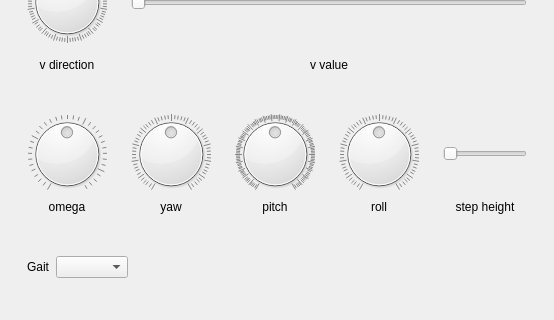
HexapodBionik/elkapod_simulation, file controllers/advanced_controller/hexapod_controller.ui: the form before one commit; both pictures show x 0 to 554 and y 283 to 603 of the 554 by 603 pixel window.
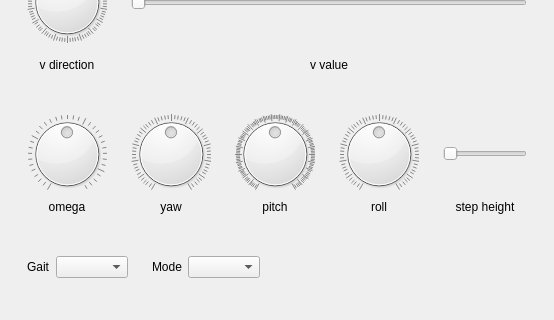
The form after the commit.

Commit message: Added `transporter` mode.

```diff
--- a/controllers/advanced_controller/hexapod_controller.ui
+++ b/controllers/advanced_controller/hexapod_controller.ui
@@ -504,6 +504,22 @@
          </layout>
         </widget>
        </item>
+       <item>
+        <widget class="QWidget" name="widget_11" native="true">
+         <layout class="QHBoxLayout" name="horizontalLayout_7">
+          <item>
+           <widget class="QLabel" name="label_8">
+            <property name="text">
+             <string>Mode</string>
+            </property>
+           </widget>
+          </item>
+          <item>
+           <widget class="QComboBox" name="mode_selection"/>
+          </item>
+         </layout>
+        </widget>
+       </item>
        <item>
         <spacer name="horizontalSpacer">
          <property name="orientation">
```
The commit also changes 3 other files.
